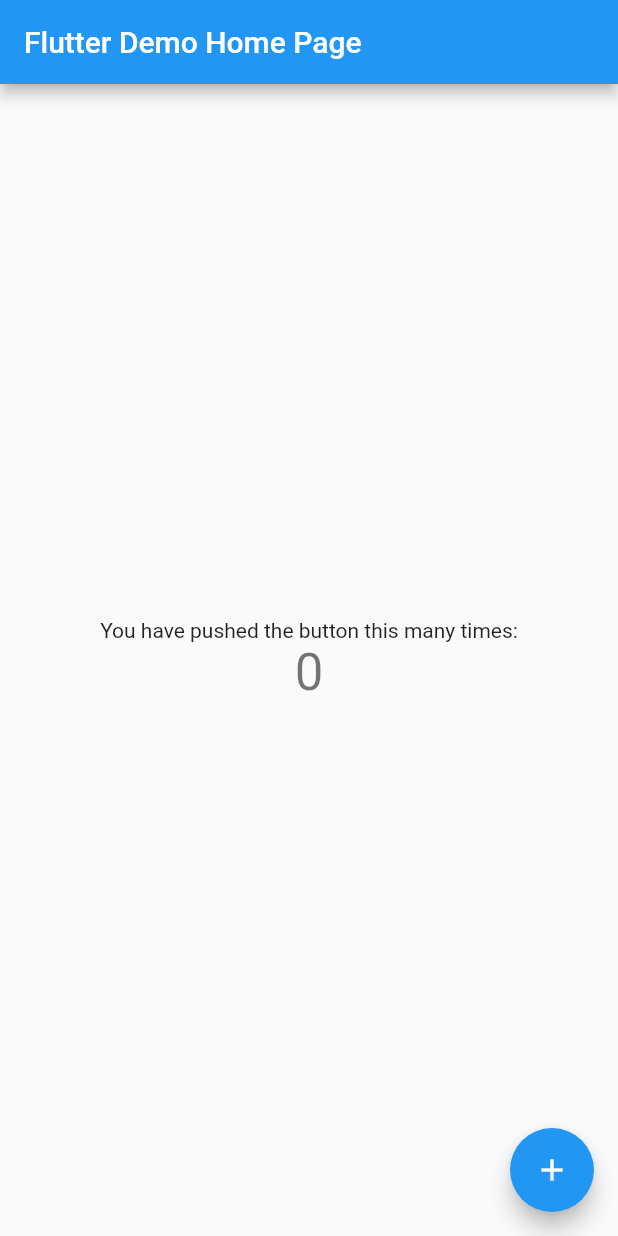
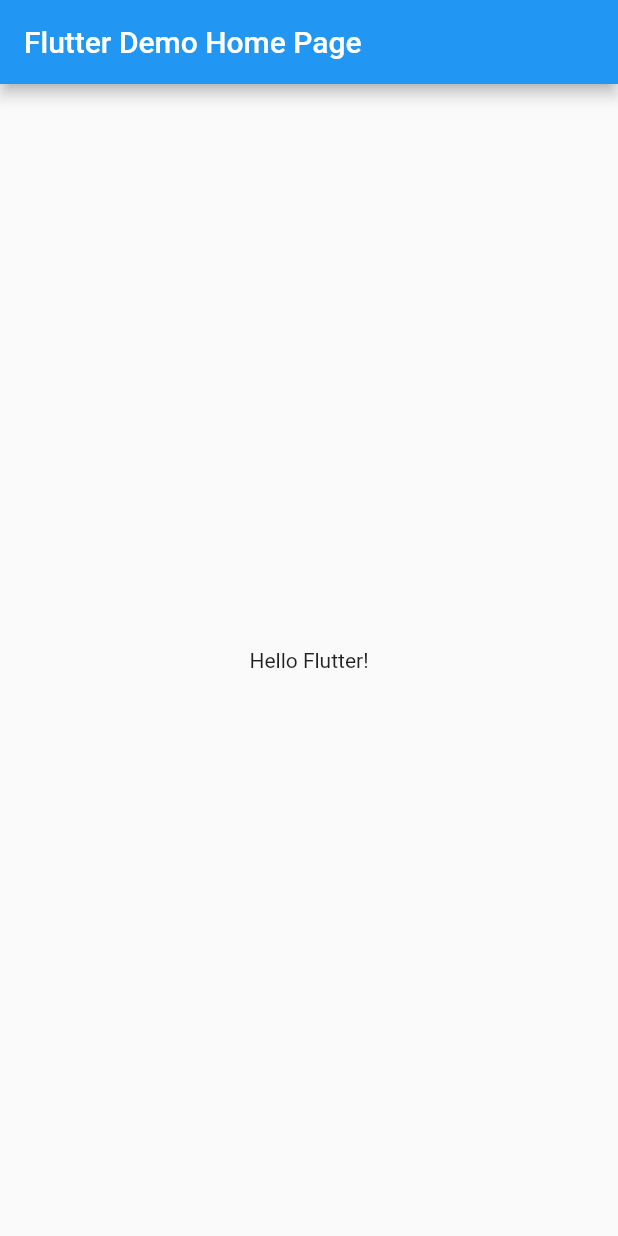
Before and after one commit to MrKhan8627/second_sample, a Flutter app: the screen it shows after launch, on a phone screen of 412 x 824 dp. Run offline on Flutter 3.47's test engine with Material 2 defaults, Android fonts, the phone set to English and light mode, and no system bars.

Commit message:
something changed

```diff
--- a/lib/main.dart
+++ b/lib/main.dart
@@ -31,14 +31,7 @@ class MyHomePage extends StatefulWidget {
 }
 
 class _MyHomePageState extends State<MyHomePage> {
-  int _counter = 0;
 
-  void _incrementCounter() {
-    setState(() {
-
-      _counter++;
-    });
-  }
 
   @override
   Widget build(BuildContext context) {
@@ -48,27 +41,14 @@ class _MyHomePageState extends State<MyHomePage> {
 
         title: Text(widget.title),
       ),
-      body: Center(
+      body: const Center(
 
-        child: Column(
-
-          mainAxisAlignment: MainAxisAlignment.center,
-          children: <Widget>[
-            const Text(
-              'You have pushed the button this many times:',
-            ),
-            Text(
-              '$_counter',
-              style: Theme.of(context).textTheme.headline4,
-            ),
-          ],
-        ),
+        child: Center(
+          child: Text(
+            'Hello Flutter!'
+          ),
+        )
       ),
-      floatingActionButton: FloatingActionButton(
-        onPressed: _incrementCounter,
-        tooltip: 'Increment',
-        child: const Icon(Icons.add),
-      ), // This trailing comma makes auto-formatting nicer for build methods.
-    );
+      );
   }
 }
```
